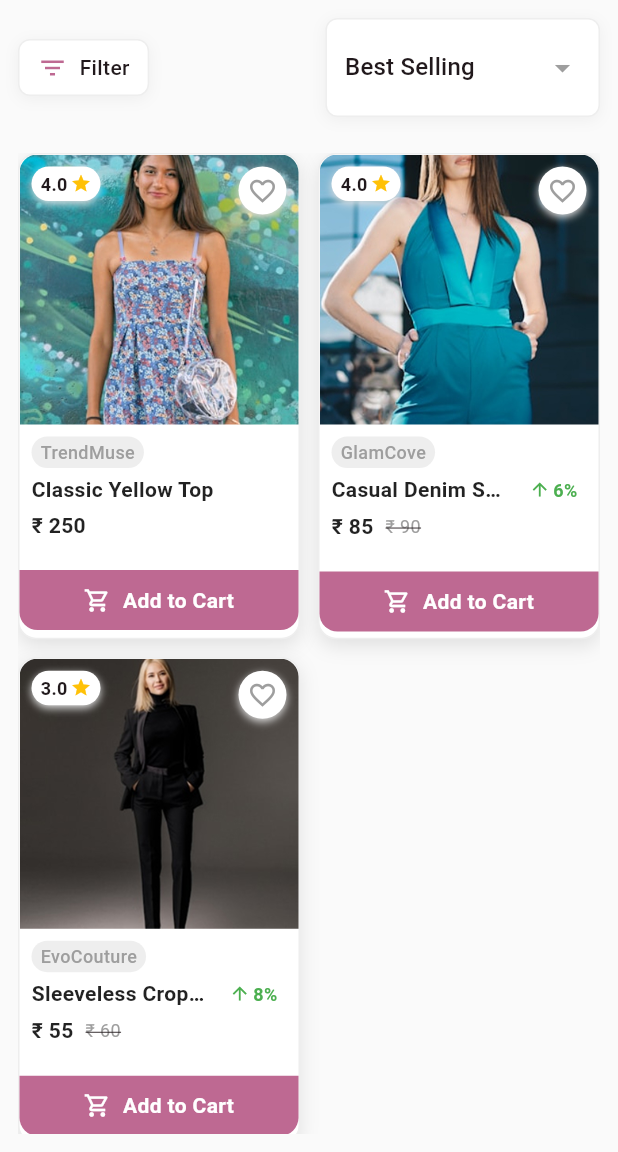
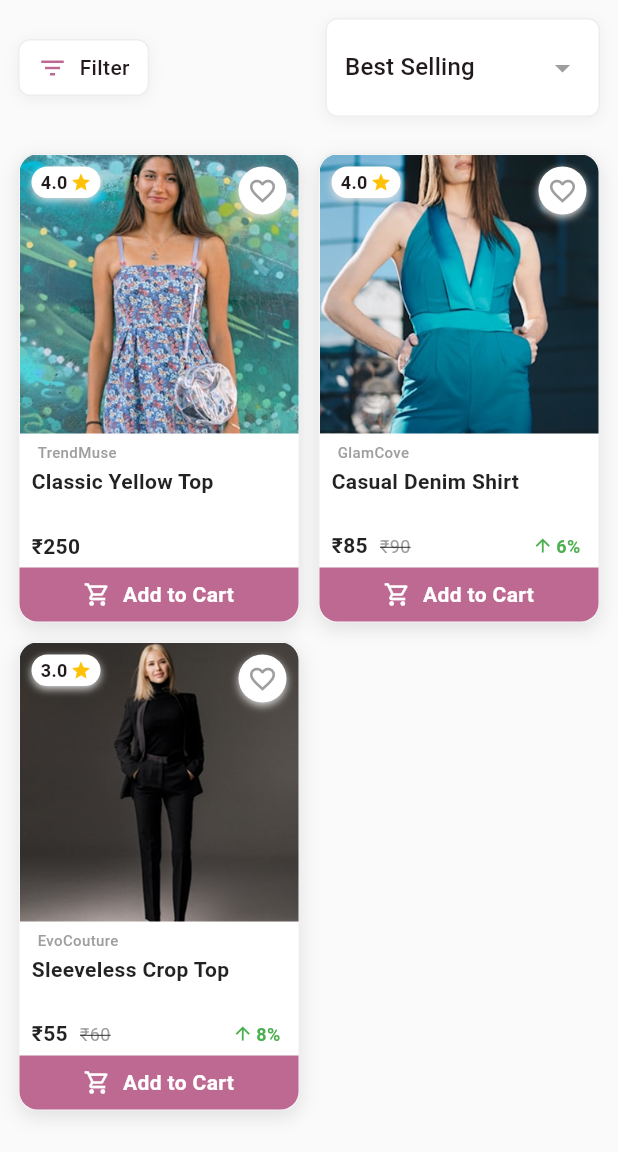
Before and after one commit to Jayamdeveloper2/nyraa_app, a Flutter app: the screen it shows after launch, after a tap on "Tops", on a phone screen of 412 x 824 dp, the part 84-1236 px from its top. Run offline on Flutter 3.47's test engine with Material 3 defaults, Android fonts, the phone set to English and light mode, and no system bars; our stand-ins replace carousel_slider, flutter_svg.

```diff
--- a/lib/buttons/buttons.dart
+++ b/lib/buttons/buttons.dart
@@ -12,7 +12,7 @@ class AddToCartButton extends StatelessWidget {
       onTap: onPressed,
       child: Container(
         width: double.infinity,
-        height: 40,
+        height: 36, // Reduced from 40
         decoration: const BoxDecoration(
           color: Color(0xFFBE6992),
           borderRadius: BorderRadius.only(
--- a/lib/pages/product_list_page.dart
+++ b/lib/pages/product_list_page.dart
@@ -178,7 +178,8 @@ class _ProductListScreenState extends State<ProductListScreen> {
           ),
         ],
       ),
-      body: Column(
+      body: SafeArea(
+        child: Column(
           children: [
             // Filter Section
             Padding(
@@ -301,7 +302,7 @@ class _ProductListScreenState extends State<ProductListScreen> {
                 child: GridView.builder(
                   gridDelegate: const SliverGridDelegateWithFixedCrossAxisCount(
                     crossAxisCount: 2,
-                  childAspectRatio: 0.58, // Adjusted for better image visibility and layout
+                    childAspectRatio: 0.60, // Increased to prevent overflow
                     crossAxisSpacing: 12,
                     mainAxisSpacing: 12,
                   ),
@@ -335,12 +336,11 @@ class _ProductListScreenState extends State<ProductListScreen> {
                               ),
                               child: Stack(
                                 children: [
-                                SizedBox(
-                                  height: 180, // Height as per previous update
-                                  width: double.infinity, // Ensures full width
+                                  AspectRatio(
+                                    aspectRatio: 1, // Square image to prevent overflow
                                     child: Image.asset(
                                       product.image,
-                                    fit: BoxFit.cover, // Fills the width and height
+                                      fit: BoxFit.cover,
                                       alignment: Alignment.center,
                                     ),
                                   ),
@@ -348,7 +348,7 @@ class _ProductListScreenState extends State<ProductListScreen> {
                                     top: 8,
                                     left: 8,
                                     child: Container(
-                                    padding: const EdgeInsets.symmetric(horizontal: 6, vertical: 3),
+                                      padding: const EdgeInsets.symmetric(horizontal: 6, vertical: 2),
                                       decoration: BoxDecoration(
                                         color: Colors.white,
                                         borderRadius: BorderRadius.circular(20),
@@ -403,31 +403,31 @@ class _ProductListScreenState extends State<ProductListScreen> {
                                 ],
                               ),
                             ),
-                          Padding(
-                            padding: const EdgeInsets.symmetric(horizontal: 8, vertical: 8),
+                            Expanded(
+                              child: Padding(
+                                padding: const EdgeInsets.symmetric(horizontal: 8, vertical: 4),
                                 child: Column(
+                                  crossAxisAlignment: CrossAxisAlignment.start,
+                                  mainAxisAlignment: MainAxisAlignment.spaceBetween,
+                                  children: [
+                                    Column(
                                       crossAxisAlignment: CrossAxisAlignment.start,
                                       children: [
                                         Container(
-                                  padding: const EdgeInsets.symmetric(horizontal: 6, vertical: 2),
-                                  decoration: BoxDecoration(
-                                    color: Colors.grey[200],
-                                    borderRadius: BorderRadius.circular(12),
-                                  ),
+                                          padding: const EdgeInsets.symmetric(horizontal: 4, vertical: 1),
                                           child: Text(
                                             product.brand,
                                             style: const TextStyle(
-                                      fontSize: 12,
+                                              fontSize: 10,
                                               color: Colors.grey,
                                               fontWeight: FontWeight.w500,
                                             ),
+                                            maxLines: 1,
+                                            overflow: TextOverflow.ellipsis,
                                           ),
                                         ),
-                                const SizedBox(height: 4),
-                                Row(
-                                  children: [
-                                    Expanded(
-                                      child: Text(
+                                        const SizedBox(height: 2),
+                                        Text(
                                           product.name,
                                           style: const TextStyle(
                                             fontSize: 14,
@@ -437,11 +437,36 @@ class _ProductListScreenState extends State<ProductListScreen> {
                                           maxLines: 1,
                                           overflow: TextOverflow.ellipsis,
                                         ),
+                                      ],
                                     ),
-                                    if (product.discount > 0) ...[
+                                    Row(
+                                      mainAxisAlignment: MainAxisAlignment.spaceBetween,
+                                      children: [
+                                        Row(
+                                          children: [
+                                            Text(
+                                              '₹${product.price.toStringAsFixed(0)}',
+                                              style: const TextStyle(
+                                                fontSize: 14,
+                                                color: Colors.black87,
+                                                fontWeight: FontWeight.w600,
+                                              ),
+                                            ),
                                             const SizedBox(width: 8),
+                                            if (product.discount > 0)
+                                              Text(
+                                                '₹${product.originalPrice.toStringAsFixed(0)}',
+                                                style: const TextStyle(
+                                                  fontSize: 12,
+                                                  color: Colors.grey,
+                                                  decoration: TextDecoration.lineThrough,
+                                                ),
+                                              ),
+                                          ],
+                                        ),
+                                        if (product.discount > 0)
                                           Container(
-                                        padding: const EdgeInsets.symmetric(horizontal: 6, vertical: 2),
+                                            padding: const EdgeInsets.symmetric(horizontal: 4, vertical: 2),
                                             child: Row(
                                               children: [
                                                 const Icon(
@@ -462,35 +487,11 @@ class _ProductListScreenState extends State<ProductListScreen> {
                                             ),
                                           ),
                                       ],
-                                  ],
-                                ),
-                                const SizedBox(height: 4),
-                                Row(
-                                  children: [
-                                    Text(
-                                      '₹ ${product.price.toStringAsFixed(0)}',
-                                      style: const TextStyle(
-                                        fontSize: 14,
-                                        color: Colors.black87,
-                                        fontWeight: FontWeight.w600,
-                                      ),
-                                    ),
-                                    const SizedBox(width: 8),
-                                    if (product.discount > 0)
-                                      Text(
-                                        '₹ ${product.originalPrice.toStringAsFixed(0)}',
-                                        style: const TextStyle(
-                                          fontSize: 12,
-                                          color: Colors.grey,
-                                          decoration: TextDecoration.lineThrough,
-                                        ),
-                                      ),
-                                  ],
                                     ),
                                   ],
                                 ),
                               ),
-                          const SizedBox(height: 12), // Gap between content and button
+                            ),
                             AddToCartButton(
                               onPressed: () {
                                 // Add to cart logic here
@@ -506,6 +507,7 @@ class _ProductListScreenState extends State<ProductListScreen> {
             ),
           ],
         ),
+      ),
     );
   }
 }
--- a/pubspec.yaml
+++ b/pubspec.yaml
@@ -56,7 +56,6 @@ flutter:
   uses-material-design: true
 
   assets:
-    - assets/images/productlist/
     - assets/images/
     - assets/icons/
     - assets/images/category/
@@ -65,6 +64,8 @@ flutter:
     - assets/images/flashsale/
     - assets/images/featuredproducts/
     - assets/images/normalbanner/
+    - assets/images/productlist/
+
 
   # To add assets to your application, add an assets section, like this:
   # assets:
```
Lines whose indentation alone changed are shown as unchanged.
